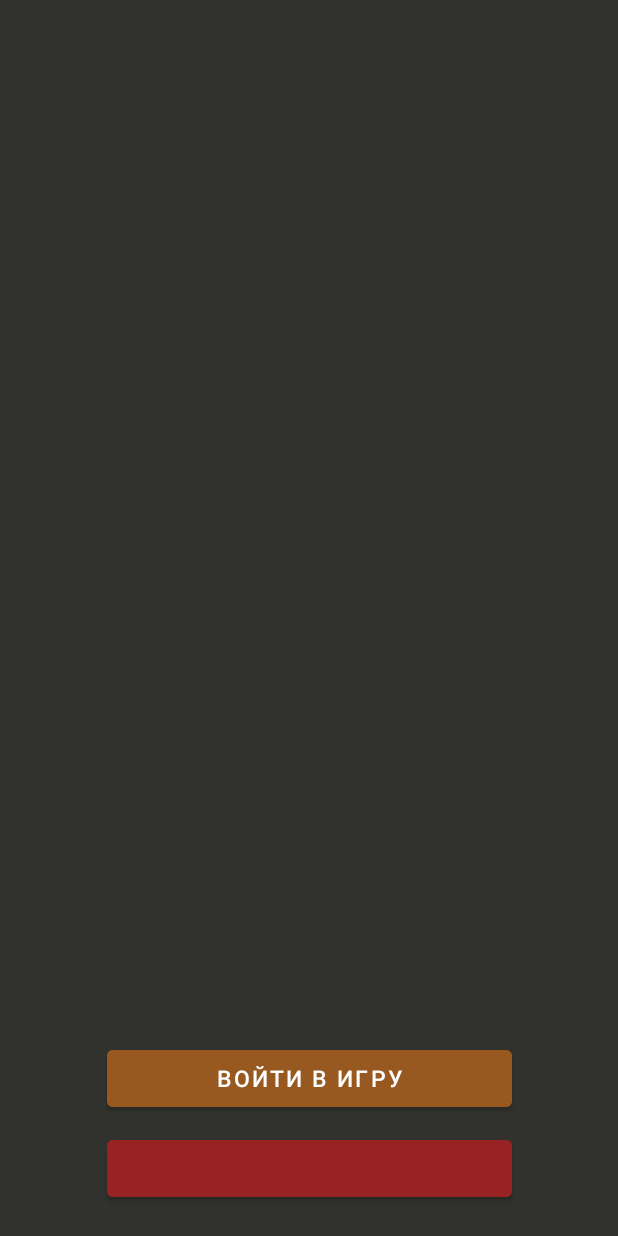
After one commit to Chronos386/DD_App, an Android app: the layout dialog_fragment_what_do_with_game.xml on its own in the app's theme, with its tools: preview values and no code run, on a phone screen of 412 x 824 dp. The commit adds this screen. Run offline under Robolectric (Android 15) with nearby library versions, the phone set to English and light mode, and no system bars.

Commit message:
Чисто для проверки работы

```diff
--- a/app/src/main/java/com/example/dd_app/fragments/dialogFragments/DelAccountFragment.kt
+++ b/app/src/main/java/com/example/dd_app/fragments/dialogFragments/DelAccountFragment.kt
@@ -3,6 +3,7 @@ import android.os.Bundle
 import android.view.LayoutInflater
 import android.view.View
 import android.view.ViewGroup
+import android.widget.TextView
 import androidx.fragment.app.DialogFragment
 import com.example.dd_app.dataFrom.DataFromDB
 import com.example.dd_app.dataFrom.DataFromNetwork
@@ -17,6 +18,7 @@ class DelAccountFragment: DialogFragment() {
     @Inject lateinit var dataBase: DataFromDB
     @Inject lateinit var netHelper: DataFromNetwork
     private lateinit var acc: AccountData
+    lateinit var title: TextView
 
     override fun onCreate(savedInstanceState: Bundle?) {
         super.onCreate(savedInstanceState)
@@ -33,6 +35,7 @@ class DelAccountFragment: DialogFragment() {
             .inject(this)
         dataBase.initDataBase(requireContext())
 
+        title = binding.title
         val cancel = binding.exitBtn
         val confirm = binding.dellBtn
 
--- /dev/null
+++ b/app/src/main/java/com/example/dd_app/fragments/dialogFragments/WhatDoWithGame.kt
@@ -0,0 +1,6 @@
+package com.example.dd_app.fragments.dialogFragments
+import androidx.fragment.app.DialogFragment
+
+class WhatDoWithGame: DialogFragment() {
+
+}
--- /dev/null
+++ b/app/src/main/res/layout/dialog_fragment_what_do_with_game.xml
@@ -0,0 +1,50 @@
+<?xml version="1.0" encoding="utf-8"?>
+<androidx.constraintlayout.widget.ConstraintLayout
+    xmlns:android="http://schemas.android.com/apk/res/android"
+    xmlns:app="http://schemas.android.com/apk/res-auto"
+    android:layout_width="match_parent"
+    android:layout_height="match_parent"
+    android:background="#31322E">
+
+    <TextView
+        android:id="@+id/title"
+        android:layout_width="200dp"
+        android:layout_height="wrap_content"
+        android:layout_marginTop="20dp"
+        android:textAlignment="center"
+        android:textColor="@color/white"
+        android:textSize="25sp"
+        app:layout_constraintEnd_toEndOf="parent"
+        app:layout_constraintStart_toStartOf="parent"
+        app:layout_constraintTop_toTopOf="parent" />
+
+    <Button
+        android:id="@+id/enter_btn"
+        android:layout_width="270dp"
+        android:layout_height="50dp"
+        android:layout_marginTop="40dp"
+        android:layout_marginStart="20dp"
+        android:layout_marginEnd="20dp"
+        android:layout_marginBottom="10dp"
+        android:backgroundTint="#985921"
+        android:text="@string/enter_game_btn"
+        android:textSize="15sp"
+        app:layout_constraintBottom_toTopOf="@+id/del_btn"
+        app:layout_constraintEnd_toEndOf="parent"
+        app:layout_constraintStart_toStartOf="parent" />
+
+    <Button
+        android:id="@+id/del_btn"
+        android:layout_width="270dp"
+        android:layout_height="50dp"
+        android:layout_marginTop="40dp"
+        android:layout_marginStart="20dp"
+        android:layout_marginEnd="20dp"
+        android:layout_marginBottom="20dp"
+        android:backgroundTint="#982323"
+        android:textSize="15sp"
+        app:layout_constraintBottom_toBottomOf="parent"
+        app:layout_constraintEnd_toEndOf="parent"
+        app:layout_constraintStart_toStartOf="parent" />
+
+</androidx.constraintlayout.widget.ConstraintLayout>
--- a/app/src/main/res/values/strings.xml
+++ b/app/src/main/res/values/strings.xml
@@ -21,6 +21,7 @@
     <string name="new_game">Создание новой игры</string>
     <string name="change_password_btn">Подтвердить</string>
     <string name="join_game_btn">Присоединиться</string>
+    <string name="enter_game_btn">Войти в игру</string>
     <string name="create_game_btn">Создать новую игру</string>
     <string name="no_characters">У вас ещё нет ни одного персонажа</string>
     <string name="no_games">У вас ещё нет ни одной игры</string>
```
